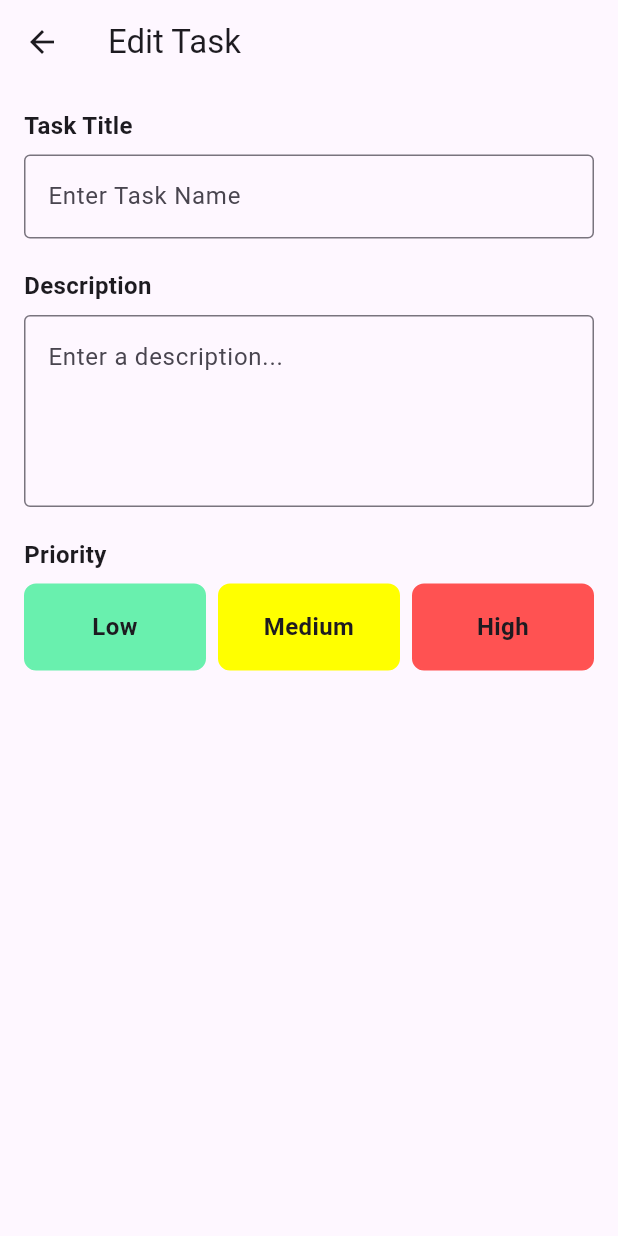
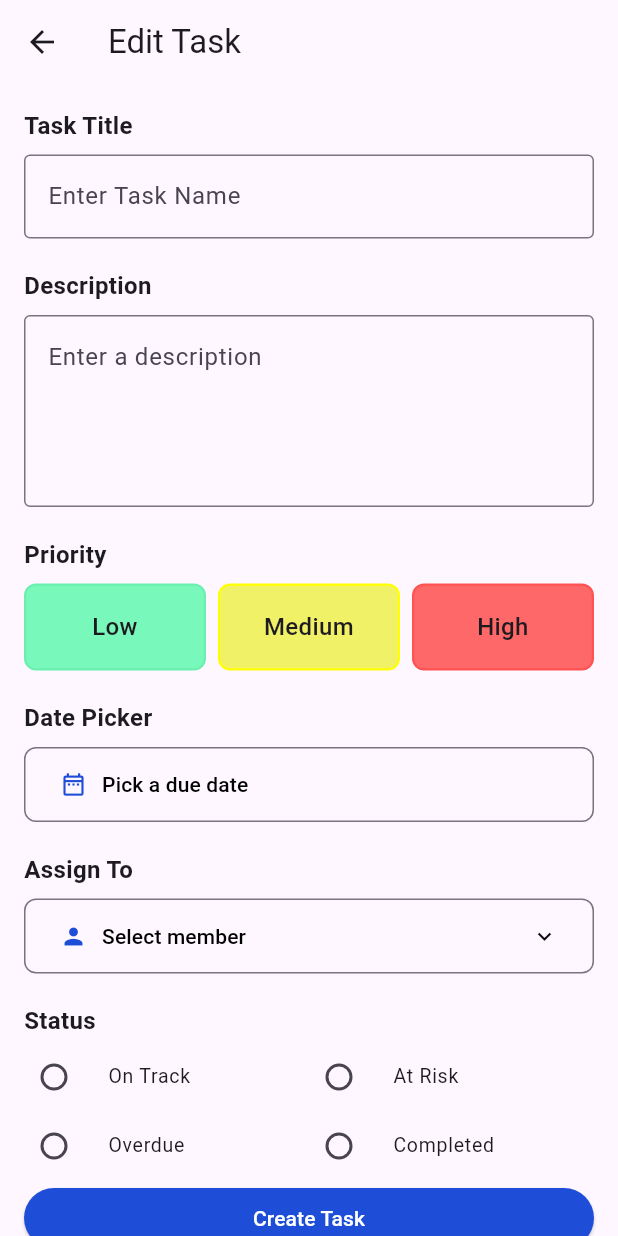
Before and after one commit to L-nsamba/Group13_Formative_Assignment1, a Flutter app: the CreateEditTaskScreen screen opened by its route, on a phone screen of 412 x 824 dp. Run offline on Flutter 3.47's test engine with Material 3 defaults, Android fonts, the phone set to English and light mode, and no system bars.

Commit message:
edit and create task page initial design, page connected to the task list page, and enables users to create a task with description, priority, status and person assigned to it

```diff
--- a/project_task_tracker/lib/screens/create_edit_task_screen.dart
+++ b/project_task_tracker/lib/screens/create_edit_task_screen.dart
@@ -1,13 +1,20 @@
 import 'package:flutter/material.dart';
 
-class CreateEditTaskScreen extends StatelessWidget {
+class CreateEditTaskScreen extends StatefulWidget {
   const CreateEditTaskScreen({super.key});
 
+  @override
+  State<CreateEditTaskScreen> createState() => _CreateEditTaskScreenState();
+}
+
+class _CreateEditTaskScreenState extends State<CreateEditTaskScreen> {
+  String? selectedStatus;
   @override
   Widget build(BuildContext context) {
     return Scaffold(
       appBar: AppBar(title: const Text('Edit Task')),
-      body: Padding(
+      body: SingleChildScrollView(
+        child: Padding(
           padding: const EdgeInsets.all(16.0),
           child: Column(
             crossAxisAlignment: CrossAxisAlignment.start,
@@ -39,7 +46,7 @@ class CreateEditTaskScreen extends StatelessWidget {
                 minLines: 4,
                 maxLines: 6,
                 decoration: InputDecoration(
-                hintText: 'Enter a description...',
+                  hintText: 'Enter a description',
                   border: OutlineInputBorder(),
                 ),
               ),
@@ -59,15 +66,18 @@ class CreateEditTaskScreen extends StatelessWidget {
                     child: Container(
                       padding: const EdgeInsets.all(16.0),
                       decoration: BoxDecoration(
+                        color: const Color.fromARGB(255, 121, 248, 187),
+                        border: Border.all(
                           color: Colors.greenAccent,
-                      border: Border.all(color: Colors.greenAccent, width: 1.5),
+                          width: 1.5,
+                        ),
                         borderRadius: BorderRadius.circular(8.0),
                       ),
                       child: const Text(
                         'Low',
                         style: TextStyle(
                           fontSize: 16.0,
-                        fontWeight: FontWeight.bold,
+                          fontWeight: FontWeight.w500,
                         ),
                         textAlign: TextAlign.center,
                       ),
@@ -80,7 +90,7 @@ class CreateEditTaskScreen extends StatelessWidget {
                     child: Container(
                       padding: const EdgeInsets.all(16.0),
                       decoration: BoxDecoration(
-                      color: Colors.yellowAccent,
+                        color: const Color.fromARGB(255, 241, 241, 103),
                         border: Border.all(
                           color: Colors.yellowAccent,
                           width: 1.5,
@@ -91,7 +101,7 @@ class CreateEditTaskScreen extends StatelessWidget {
                         'Medium',
                         style: TextStyle(
                           fontSize: 16.0,
-                        fontWeight: FontWeight.bold,
+                          fontWeight: FontWeight.w500,
                         ),
                         textAlign: TextAlign.center,
                       ),
@@ -104,7 +114,7 @@ class CreateEditTaskScreen extends StatelessWidget {
                     child: Container(
                       padding: const EdgeInsets.all(16.0),
                       decoration: BoxDecoration(
-                      color: Colors.redAccent,
+                        color: const Color.fromARGB(255, 254, 104, 104),
                         border: Border.all(color: Colors.redAccent, width: 1.5),
                         borderRadius: BorderRadius.circular(8.0),
                       ),
@@ -112,7 +122,7 @@ class CreateEditTaskScreen extends StatelessWidget {
                         'High',
                         style: TextStyle(
                           fontSize: 16.0,
-                        fontWeight: FontWeight.bold,
+                          fontWeight: FontWeight.w500,
                         ),
                         textAlign: TextAlign.center,
                       ),
@@ -120,7 +130,155 @@ class CreateEditTaskScreen extends StatelessWidget {
                   ),
                 ],
               ),
+
+              const SizedBox(height: 20),
+
+              // Date Picker
+              const Text(
+                'Date Picker',
+                style: TextStyle(fontSize: 16.0, fontWeight: FontWeight.bold),
+              ),
+
+              const SizedBox(height: 8.0),
+
+              OutlinedButton(
+                onPressed: () {},
+                style: OutlinedButton.styleFrom(
+                  minimumSize: const Size(double.infinity, 50),
+                  alignment: Alignment.centerLeft,
+                  shape: RoundedRectangleBorder(
+                    borderRadius: BorderRadius.circular(8.0),
+                  ),
+                ),
+                child: const Row(
+                  children: [
+                    Icon(Icons.date_range_outlined, color: Color((0xFF1E4ED8))),
+                    SizedBox(width: 10),
+                    Text(
+                      'Pick a due date',
+                      style: TextStyle(color: Colors.black),
+                    ),
+                    Spacer(),
                   ],
+                ),
+              ),
+
+              SizedBox(height: 20.0),
+              // Assign To
+              const Text(
+                'Assign To',
+                style: TextStyle(fontSize: 16.0, fontWeight: FontWeight.bold),
+              ),
+
+              const SizedBox(height: 8.0),
+
+              OutlinedButton(
+                onPressed: () {},
+                style: OutlinedButton.styleFrom(
+                  minimumSize: const Size(double.infinity, 50),
+                  alignment: Alignment.centerLeft,
+                  shape: RoundedRectangleBorder(
+                    borderRadius: BorderRadius.circular(8.0),
+                  ),
+                ),
+                child: const Row(
+                  children: [
+                    Icon(Icons.person, color: Color(0xFF1E4ED8)),
+                    SizedBox(width: 10),
+                    Text(
+                      'Select member',
+                      style: TextStyle(color: Colors.black),
+                    ),
+                    Spacer(),
+                    Icon(Icons.keyboard_arrow_down, color: Colors.black),
+                  ],
+                ),
+              ),
+
+              SizedBox(height: 20.0),
+              // Status
+              const Text(
+                'Status',
+                style: TextStyle(fontSize: 16.0, fontWeight: FontWeight.bold),
+              ),
+
+              SizedBox(height: 8.0),
+
+              RadioGroup<String>(
+                groupValue: selectedStatus,
+                onChanged: (String? value) {
+                  setState(() {
+                    selectedStatus = value;
+                  });
+                },
+                child: const Column(
+                  children: [
+                    Row(
+                      children: [
+                        Expanded(
+                          child: RadioListTile<String>(
+                            title: Text('On Track'),
+                            value: 'On Track',
+                            contentPadding: EdgeInsets.zero,
+                            visualDensity: VisualDensity(vertical: -4),
+                            dense: true,
+                          ),
+                        ),
+
+                        Expanded(
+                          child: RadioListTile<String>(
+                            title: Text('At Risk'),
+                            value: 'At Risk Track',
+                            contentPadding: EdgeInsets.zero,
+                            visualDensity: VisualDensity(vertical: -4),
+                            dense: true,
+                          ),
+                        ),
+                      ],
+                    ),
+                    SizedBox(height: 10),
+                    Row(
+                      children: [
+                        Expanded(
+                          child: RadioListTile(
+                            title: Text('Overdue'),
+                            value: 'Overdue',
+                            contentPadding: EdgeInsets.zero,
+                            visualDensity: VisualDensity(vertical: -4),
+                            dense: true,
+                          ),
+                        ),
+
+                        Expanded(
+                          child: RadioListTile(
+                            title: Text('Completed'),
+                            value: 'Completed',
+                            contentPadding: EdgeInsets.zero,
+                            visualDensity: VisualDensity(vertical: -4),
+                            dense: true,
+                          ),
+                        ),
+                      ],
+                    ),
+                  ],
+                ),
+              ),
+              const SizedBox(height: 10),
+
+              SizedBox(
+                width: double.infinity,
+                height: 40,
+                child: ElevatedButton(
+                  style: ElevatedButton.styleFrom(
+                    backgroundColor: Color(0xFF1E4ED8),
+                    foregroundColor: Colors.white,
+                  ),
+                  onPressed: () {},
+                  child: const Text('Create Task'),
+                ),
+              ),
+            ],
+          ),
         ),
       ),
     );
```
Lines whose indentation alone changed are shown as unchanged.
